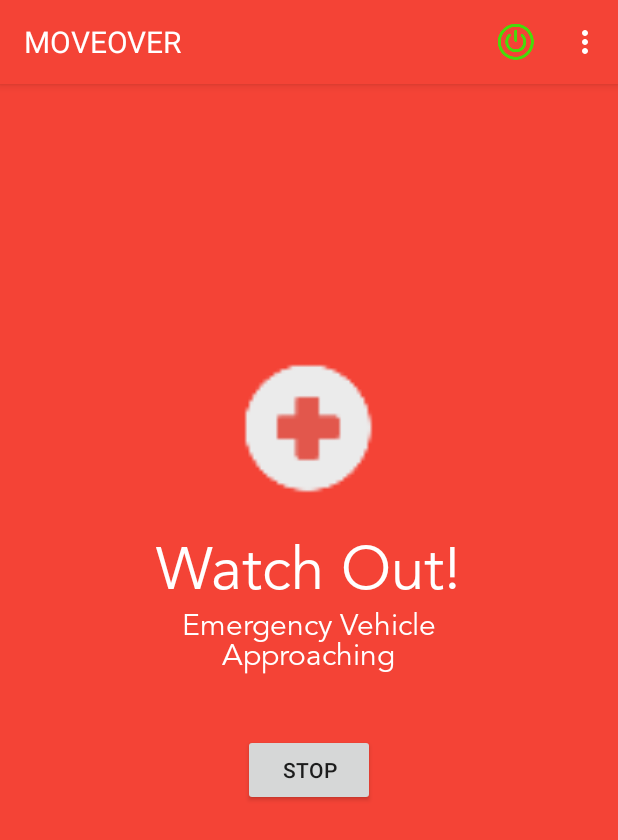
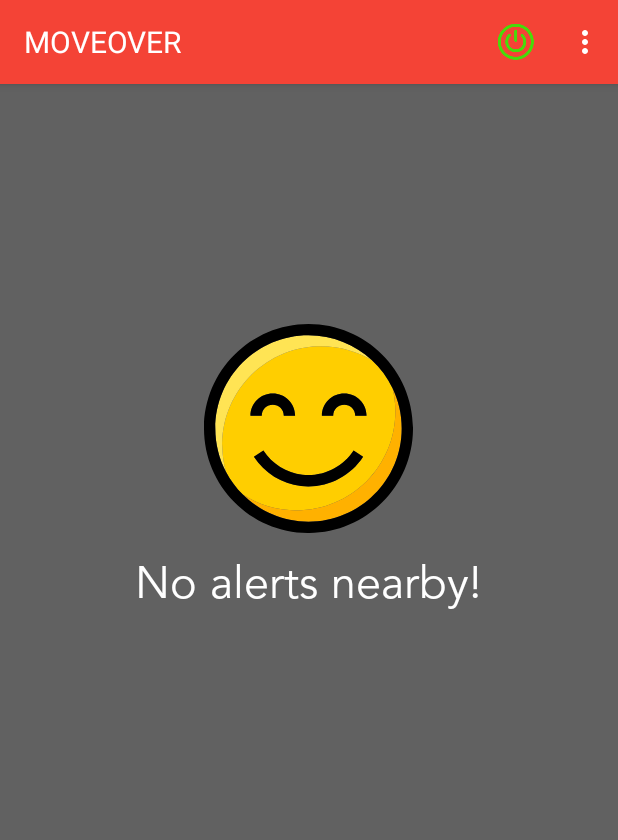
Before and after one commit to jhillkwaj/MoveOver, an Android app: the screen it shows after launch (MainActivity), in the options menu, after a tap on "Info/Rules", on a phone screen of 412 x 824 dp. Shown: the top 840 px of the screen. Run offline under Robolectric (Android 15) with nearby library versions, the phone set to English and light mode, and no system bars; our stand-ins replace Firebase (no records; nobody signed in at launch, a user with empty details on screens opened directly); libraries missing offline, so code that uses them is left out: com.firebase.geofire.

Commit message:
More UI Work

```diff
--- a/Client App/MoveOverClient/app/src/main/java/com/rahulyesantharao/www/moveoverclient/MainActivity.java
+++ b/Client App/MoveOverClient/app/src/main/java/com/rahulyesantharao/www/moveoverclient/MainActivity.java
@@ -155,8 +155,8 @@ public class MainActivity extends AppCompatActivity implements Alert.OnFragmentI
                     poweredOn = false;
                 }
                 else { // turn on
-                    turnOnAlert(true, true, true);
-//                    getSupportFragmentManager().beginTransaction().setCustomAnimations(android.R.anim.fade_in, android.R.anim.fade_out).show(nFrag).commit();
+//                    turnOnAlert(true, true, true);
+                    getSupportFragmentManager().beginTransaction().setCustomAnimations(android.R.anim.fade_in, android.R.anim.fade_out).show(nFrag).commit();
                     item.setIcon(R.drawable.ic_on);
                     item.setTitle("TURN OFF");
                     poweredOn = true;
--- /dev/null
+++ b/Client App/MoveOverClient/app/src/main/res/drawable/happiness.xml
@@ -0,0 +1,10 @@
+<vector android:height="24dp" android:viewportHeight="295.996"
+    android:viewportWidth="295.996" android:width="24dp" xmlns:android="http://schemas.android.com/apk/res/android">
+    <path android:fillColor="#FFCE00" android:pathData="M271,124c0,-11.33 -1.36,-22.35 -3.91,-32.9c-7.27,-15.15 -17.35,-28.71 -29.56,-40c-22.39,-13.38 -48.77,-20.67 -76.77,-19.65C83.49,34.27 23.14,99.2 25.95,176.46c0.41,11.3 2.17,22.24 5.09,32.67c6.3,12.01 14.4,22.94 23.93,32.42c21.89,14.19 47.99,22.44 76.02,22.44C208.32,264 271,201.32 271,124zM198.58,98.4c17.42,0 31.6,13.6 31.6,31.6h-16c0,-9 -7,-15.6 -15.6,-15.6s-15.6,6.6 -15.6,15.6h-16C166.99,112 181.16,98.4 198.58,98.4zM97.41,98.4c17.42,0 31.6,13.6 31.6,31.6h-16c0,-9 -7,-15.6 -15.6,-15.6s-15.6,6.6 -15.6,15.6h-16C65.81,112 79.99,98.4 97.41,98.4zM70.68,187.88l13.44,-8.68c12.22,18.92 32.81,31.74 55.07,34.31c28.56,3.3 57.1,-10.17 72.69,-34.31l13.44,8.68c-16.98,26.28 -46.65,42.11 -77.6,42.11c-3.44,0 -6.9,-0.19 -10.36,-0.6C110.39,226.29 85.47,210.77 70.68,187.88z"/>
+    <path android:fillColor="#FFB100" android:pathData="M267.09,91.1c2.54,10.55 3.91,21.57 3.91,32.9c0,77.32 -62.68,140 -140,140c-28.03,0 -54.13,-8.25 -76.02,-22.44c23.88,23.74 56.77,38.44 93.02,38.44c72.78,0 132,-59.21 132,-132C280,127.64 275.36,108.34 267.09,91.1z"/>
+    <path android:fillColor="#FFE454" android:pathData="M160.76,31.46c28.01,-1.02 54.38,6.27 76.77,19.65C213.99,29.33 182.52,16 148,16C75.21,16 16,75.21 16,148c0,22.05 5.44,42.85 15.04,61.14c-2.92,-10.43 -4.67,-21.37 -5.09,-32.67C23.14,99.2 83.49,34.27 160.76,31.46z"/>
+    <path android:fillColor="#FF000000" android:pathData="M148,0C66.39,0 0,66.39 0,148s66.39,148 148,148s148,-66.39 148,-148S229.6,0 148,0zM148,280c-36.26,0 -69.14,-14.7 -93.02,-38.44c-9.54,-9.48 -17.63,-20.41 -23.93,-32.42C21.44,190.85 16,170.05 16,148C16,75.21 75.21,16 148,16c34.52,0 65.99,13.33 89.53,35.1c12.21,11.29 22.29,24.84 29.56,40c8.27,17.24 12.91,36.54 12.91,56.9C280,220.78 220.78,280 148,280z"/>
+    <path android:fillColor="#FF000000" android:pathData="M97.41,114.4c8.6,0 15.6,6.6 15.6,15.6h16c0,-18 -14.17,-31.6 -31.6,-31.6s-31.6,13.6 -31.6,31.6h16C81.81,121 88.81,114.4 97.41,114.4z"/>
+    <path android:fillColor="#FF000000" android:pathData="M198.58,114.4c8.6,0 15.6,6.6 15.6,15.6h16c0,-18 -14.17,-31.6 -31.6,-31.6s-31.6,13.6 -31.6,31.6h16C182.99,121 189.98,114.4 198.58,114.4z"/>
+    <path android:fillColor="#FF000000" android:pathData="M147.71,229.99c30.95,0 60.62,-15.83 77.6,-42.11l-13.44,-8.68c-15.6,24.14 -44.13,37.6 -72.69,34.31c-22.26,-2.57 -42.85,-15.39 -55.07,-34.31l-13.44,8.68c14.79,22.89 39.72,38.41 66.68,41.52C140.81,229.8 144.27,229.99 147.71,229.99z"/>
+</vector>
--- /dev/null
+++ b/Client App/MoveOverClient/app/src/main/res/drawable/hospital1.xml
@@ -0,0 +1,5 @@
+<vector android:height="24dp" android:viewportHeight="280.028"
+    android:viewportWidth="280.028" android:width="24dp" xmlns:android="http://schemas.android.com/apk/res/android">
+    <path android:fillColor="#EBEBEB" android:pathData="M140.01,0c77.32,0 140.01,62.69 140.01,140.01c0,77.31 -62.69,140.01 -140.01,140.01S0,217.34 0,140.01S62.68,0 140.01,0z"/>
+    <path android:fillColor="#E2574C" android:pathData="M78.75,113.79h35.13V78.75c0,-4.83 3.91,-8.75 8.74,-8.75h34.97c4.82,0 8.73,3.92 8.73,8.75v35.03h34.95c4.84,0 8.75,3.91 8.75,8.75v35.01c0,4.85 -3.91,8.77 -8.75,8.77h-34.95v34.93c0,4.84 -3.91,8.75 -8.73,8.75h-34.97c-4.83,0 -8.74,-3.91 -8.74,-8.75V166.31H78.75c-4.84,0 -8.76,-3.92 -8.76,-8.77V122.53C69.99,117.7 73.91,113.79 78.75,113.79z"/>
+</vector>
--- a/Client App/MoveOverClient/app/src/main/res/layout/fragment_alert.xml
+++ b/Client App/MoveOverClient/app/src/main/res/layout/fragment_alert.xml
@@ -11,10 +11,10 @@
         android:layout_height="139dp"
         android:id="@+id/imageView2"
         android:layout_gravity="center"
-        android:src="@drawable/ic_hospital"
+        android:src="@drawable/hospital"
+        android:layout_marginTop="110dp"
         android:layout_alignParentTop="true"
-        android:layout_centerHorizontal="true"
-        android:layout_marginTop="160dp" />
+        android:layout_centerHorizontal="true" />
 
     <Button
         android:layout_width="wrap_content"
@@ -32,11 +32,12 @@
         android:layout_below="@+id/imageView2"
         android:gravity="top|center"
 
-        android:id="@+id/ll_alert_tv">
+        android:id="@+id/ll_alert_tv"
+        android:layout_marginTop="10dp">
         <View
             android:layout_width="0dp"
             android:layout_height="match_parent"
-            android:layout_weight="2"/>
+            android:layout_weight="0"/>
 
         <LinearLayout
             android:orientation="vertical"
@@ -66,7 +67,7 @@
         <View
             android:layout_width="0dp"
             android:layout_height="match_parent"
-            android:layout_weight="2"/>
+            android:layout_weight="0"/>
     </LinearLayout>
 
 </RelativeLayout>
--- a/Client App/MoveOverClient/app/src/main/res/layout/fragment_nothing_nearby.xml
+++ b/Client App/MoveOverClient/app/src/main/res/layout/fragment_nothing_nearby.xml
@@ -11,7 +11,7 @@
         android:layout_height="139dp"
         android:id="@+id/imageView"
         android:layout_gravity="center"
-        android:src="@drawable/ic_action_name"
+        android:src="@drawable/happiness"
         android:layout_alignParentTop="true"
         android:layout_centerHorizontal="true"
         android:layout_marginTop="160dp" />
@@ -24,8 +24,9 @@
         android:layout_gravity="center"
         android:layout_below="@+id/imageView"
         android:layout_centerHorizontal="true"
-        android:textSize="@dimen/font_size2"
+        android:textSize="@dimen/font_size3"
         android:textColor="@android:color/white"
-        android:id="@+id/textview_nothing" />
+        android:id="@+id/textview_nothing"
+        android:layout_marginTop="15dp" />
 
 </RelativeLayout>
--- a/Client App/MoveOverClient/app/src/main/res/values/dimens.xml
+++ b/Client App/MoveOverClient/app/src/main/res/values/dimens.xml
@@ -4,4 +4,5 @@
     <dimen name="activity_vertical_margin">16dp</dimen>
     <dimen name="font_size1">40sp</dimen>
     <dimen name="font_size2">20sp</dimen>
+    <dimen name="font_size3">30sp</dimen>
 </resources>
--- a/Client App/MoveOverClient/app/src/main/res/values/strings.xml
+++ b/Client App/MoveOverClient/app/src/main/res/values/strings.xml
@@ -1,6 +1,6 @@
 <resources>
     <string name="app_name">MoveOver</string>
-    <string name="nothing_nearby">There are no alerts nearby!</string>
+    <string name="nothing_nearby">No alerts nearby!</string>
     <string name="alert1">Watch Out!</string>
     <string name="alert2">Emergency Vehicle Approaching</string>
     <string name="stop">Stop</string>
```
Also changed, not shown: Client App/MoveOverClient/app/src/main/res/drawable/hospital.xml (added, +12 -0 lines).
